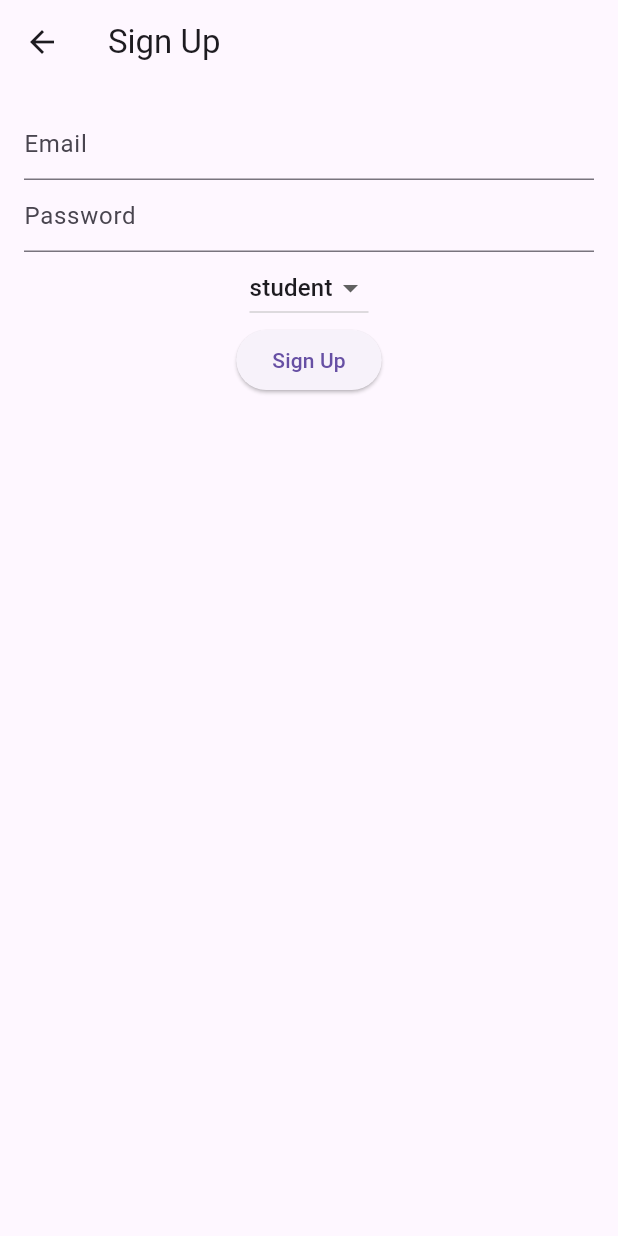
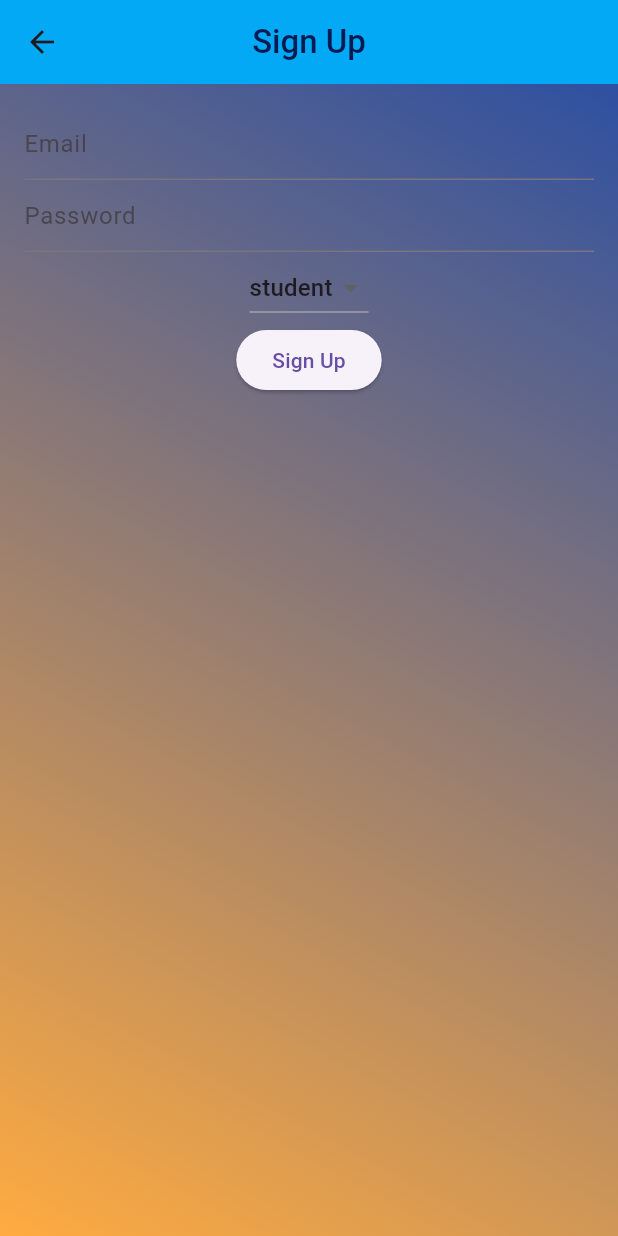
Before and after one commit to Avanapu-Manohar/Attendance_app, a Flutter app: the SignUpScreen screen opened by its route, on a phone screen of 412 x 824 dp. Run offline on Flutter 3.47's test engine with Material 3 defaults, Android fonts, the phone set to English and light mode, and no system bars; our stand-ins replace cloud_firestore, firebase_auth, firebase_core; accounts and stored records are empty.

Commit message:
Git commits

```diff
--- a/lib/dashboard/teachersDashBoard.dart
+++ b/lib/dashboard/attendenceScreen.dart
@@ -3,10 +3,10 @@ import 'package:cloud_firestore/cloud_firestore.dart';
 import 'package:attendence_app/models/class.dart';
 import 'subjectsScreen.dart';
 
-class TeacherDashboard extends StatelessWidget {
+class AttendenceScreen extends StatelessWidget {
   final String userId; // Assuming the teacher is logged in
 
-  TeacherDashboard({required this.userId});
+  AttendenceScreen({required this.userId});
 
   // Fetch the classes for the teacher from Firestore
   Future<List<Class>> fetchClassesForTeacher() async {
--- a/lib/main.dart
+++ b/lib/main.dart
@@ -2,7 +2,7 @@ import 'package:firebase_core/firebase_core.dart';
 import 'package:firebase_auth/firebase_auth.dart';
 import 'package:flutter/material.dart';
 import 'package:cloud_firestore/cloud_firestore.dart';
-import 'dashboard/teachersDashBoard.dart';
+import 'dashboard/teacherDashBoard.dart';
 import 'dashboard/studentDashBoard.dart';
 
 void main() async {
@@ -151,8 +151,24 @@ class _SignUpScreenState extends State<SignUpScreen> {
   @override
   Widget build(BuildContext context) {
     return Scaffold(
-      appBar: AppBar(title: Text('Sign Up')),
-      body: Padding(
+      appBar: AppBar(
+          elevation: 0,
+          backgroundColor: Colors.lightBlue,
+          centerTitle: true,
+          title: Text('Sign Up',
+            style: TextStyle(
+              color: Color(0xFF081A52),
+              fontWeight: FontWeight.w500,
+            ),)),
+      body: Container(
+        decoration: const BoxDecoration(
+          gradient: LinearGradient(
+            colors: [Color(0xFF2E50A1), Colors.orangeAccent],
+            begin: Alignment.topRight,
+            end: Alignment.bottomLeft,
+          ),
+        ),
+        child: Padding(
           padding: const EdgeInsets.all(16.0),
           child: Column(
             children: [
@@ -184,6 +200,7 @@ class _SignUpScreenState extends State<SignUpScreen> {
             ],
           ),
         ),
+      ),
     );
   }
 
```
Also changed, not shown: lib/dashboard/reportsPage.dart (added, +75 -0 lines), lib/dashboard/teacherDashBoard.dart (added, +57 -0 lines). Lines whose indentation alone changed are shown as unchanged.
